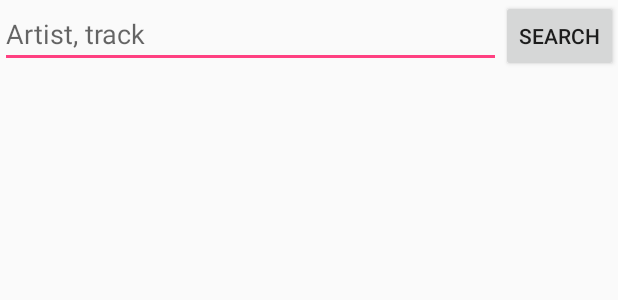
After one commit to WunderMusik/WunderMusik, an Android app: the layout search_layout.xml on its own in the app's theme, with its tools: preview values and no code run, on a phone screen of 412 x 824 dp. The commit adds this screen. Shown: the top 300 px of the screen. Run offline under Robolectric (Android 15) with nearby library versions, the phone set to English and light mode, and no system bars.

Commit message:
#9 Поправил лейаут поиска
Теперь поисковая строка в отдельном лейауте и привязана к потолку

```diff
--- a/app/src/main/res/layout/fragment_search_list.xml
+++ b/app/src/main/res/layout/fragment_search_list.xml
@@ -1,6 +1,8 @@
 <RelativeLayout xmlns:android="http://schemas.android.com/apk/res/android"
     android:layout_width="match_parent"
     android:layout_height="match_parent">
+
+    <include layout="@layout/search_layout"/>
 
     <com.malinskiy.superrecyclerview.SuperRecyclerView
         xmlns:app="http://schemas.android.com/apk/res-auto"
@@ -11,6 +13,7 @@
         app:mainLayoutId="@layout/layout_recyclerview_verticalscroll"
         app:recyclerClipToPadding="false"
         app:recyclerPadding="16dp"
-        app:scrollbarStyle="insideInset"/>
+        app:scrollbarStyle="insideInset"
+        android:layout_below="@+id/search_layout" />
 
 </RelativeLayout>
--- /dev/null
+++ b/app/src/main/res/layout/search_layout.xml
@@ -0,0 +1,24 @@
+<?xml version="1.0" encoding="utf-8"?>
+<RelativeLayout xmlns:android="http://schemas.android.com/apk/res/android"
+    android:layout_height="wrap_content"
+    android:layout_width="match_parent"
+    android:id="@+id/search_layout">
+    <Button
+        style="?android:attr/buttonStyleSmall"
+        android:layout_width="wrap_content"
+        android:layout_height="wrap_content"
+        android:text="@string/search_button_text"
+        android:id="@+id/search_button"
+        android:layout_alignParentTop="true"
+        android:onClick="searchButtonClick"
+        android:layout_alignParentEnd="true" />
+
+    <EditText
+        android:layout_width="wrap_content"
+        android:layout_height="wrap_content"
+        android:id="@+id/search_field"
+        android:hint="@string/search_view_hint"
+        android:layout_alignParentTop="true"
+        android:layout_alignParentStart="true"
+        android:layout_toStartOf="@+id/search_button" />
+</RelativeLayout>
```
Also changed, not shown: app/src/main/java/ru/bmstu/wundermusik/fragments/SearchListFragment.java (deleted, +0 -64 lines), app/src/main/res/layout/emptyview.xml (+0 -18 lines).
